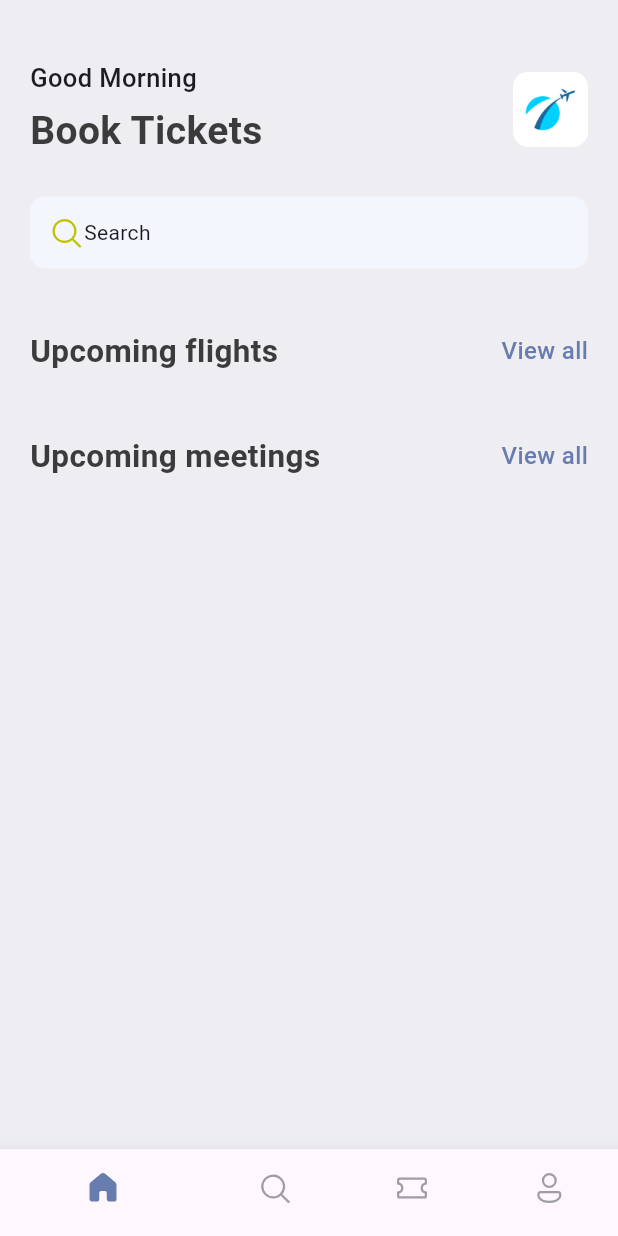
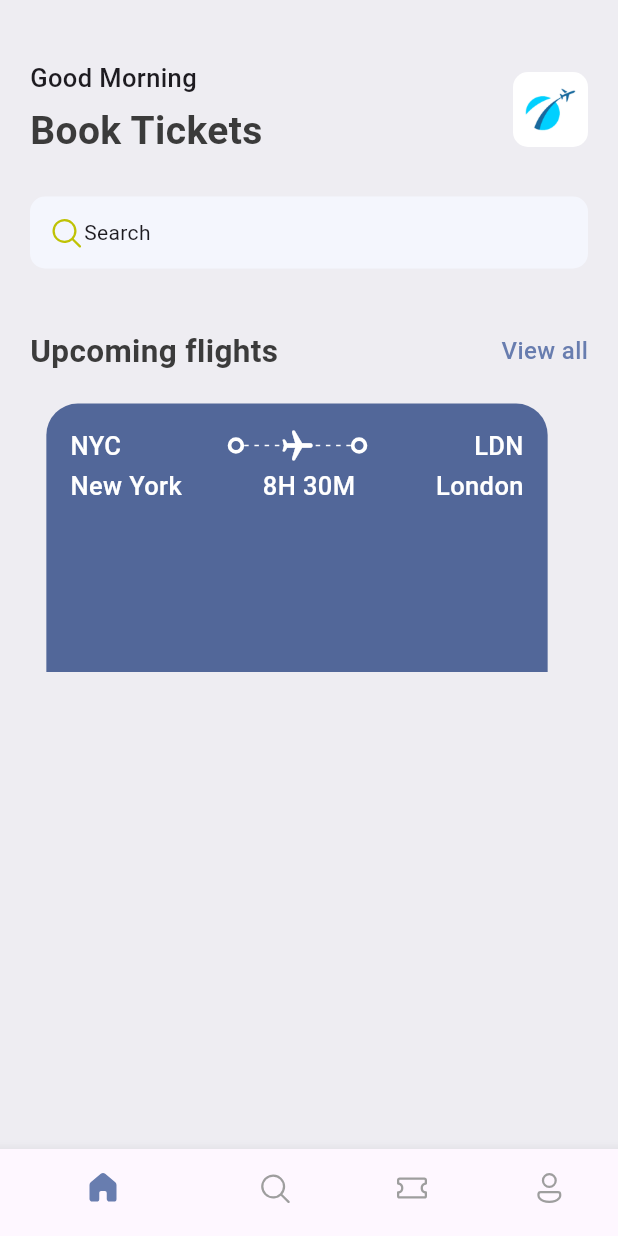
Before and after one commit to KaungMinSett/ticket_app, a Flutter app: the screen it shows after launch, on a phone screen of 412 x 824 dp. Run offline on Flutter 3.47's test engine with Material 3 defaults, Android fonts, the phone set to English and light mode, and no system bars; our stand-ins replace fluentui_icons.

Commit message:
ticket widget added

```diff
--- a/lib/base/res/styles/app_styles.dart
+++ b/lib/base/res/styles/app_styles.dart
@@ -6,6 +6,7 @@ class AppStyles {
   static Color primaryColor = primary;
   static Color textColor = const Color(0xff3b3b3b);
   static Color bgColor = const Color(0xffeeedf2);
+  static Color ticketBlue = const Color(0xff526799);
 
 
   static TextStyle headlineStyle1 = TextStyle(
--- /dev/null
+++ b/lib/base/widgets/app_layoutbuilder_widget.dart
@@ -0,0 +1,26 @@
+import 'package:flutter/cupertino.dart';
+import 'package:flutter/material.dart';
+
+class AppLayoutBuilderWidget extends StatelessWidget {
+  final int randomDivider;
+  const AppLayoutBuilderWidget({super.key, required this.randomDivider});
+
+  @override
+  Widget build(BuildContext context) {
+    return LayoutBuilder(builder: (BuildContext context, BoxConstraints constraints){
+      return Flex(
+        mainAxisAlignment: MainAxisAlignment.spaceBetween,
+        direction: Axis.horizontal,
+        children: List.generate((constraints.constrainWidth()/randomDivider).floor(), (index) => SizedBox(
+          width: 3,
+          height: 1,
+          child: DecoratedBox(
+            decoration: BoxDecoration(
+              color: Colors.white,
+            ),
+          ),
+        ))
+      );
+    });
+  }
+}
--- /dev/null
+++ b/lib/base/widgets/big_dot.dart
@@ -0,0 +1,18 @@
+import 'package:flutter/cupertino.dart';
+import 'package:flutter/material.dart';
+
+class BigDot extends StatelessWidget {
+  const BigDot({super.key});
+
+  @override
+  Widget build(BuildContext context) {
+    return Container(
+      padding: EdgeInsets.all(3),
+      decoration: BoxDecoration(
+        border: Border.all(width: 2.5, color: Colors.white
+        ),
+        borderRadius: BorderRadius.circular(20)
+      ),
+    );
+  }
+}
--- /dev/null
+++ b/lib/base/widgets/ticket_view.dart
@@ -0,0 +1,103 @@
+import 'package:flutter/cupertino.dart';
+import 'package:flutter/material.dart';
+import 'package:ticket_app/base/res/styles/app_styles.dart';
+import 'package:ticket_app/base/widgets/app_layoutbuilder_widget.dart';
+import 'package:ticket_app/base/widgets/big_dot.dart';
+
+class TicketView extends StatelessWidget {
+  const TicketView({super.key});
+
+  @override
+  Widget build(BuildContext context) {
+    final size = MediaQuery.of(context).size;
+    return SizedBox(
+      width: size.width*0.85,
+      height: 179,
+      child: Container(
+        margin: EdgeInsets.only(right: 16),
+        padding: EdgeInsets.all(16),
+        decoration: BoxDecoration(
+          color: AppStyles.ticketBlue,
+          borderRadius: const BorderRadius.only(
+              topLeft: Radius.circular(21)
+              , topRight: Radius.circular(21))
+        ),
+        child: Column(
+          children: <Widget>[
+            // departure & destination code and icon
+            Row(
+              children: [
+                Text(
+                    "NYC",
+                   style: AppStyles.headlineStyle3.copyWith(color: Colors.white) ,
+                ),
+                Expanded(child: Container(
+
+                )),
+                const BigDot(),
+                Expanded (child: Stack(
+                  children: [
+                    SizedBox(
+                      height: 24,
+                      child: AppLayoutBuilderWidget(randomDivider: 6,),
+                    ),
+                    Center(
+                      child: Transform.rotate(
+
+
+                        angle: 1.57,
+                        child: Icon(
+                          Icons.local_airport_rounded, color: Colors.white,
+                        ),
+                      )
+                    )
+
+                  ],
+
+                )),
+                const BigDot(),
+                Expanded(child: Container(
+
+                )),
+                Text(
+                  "LDN",
+                  style: AppStyles.headlineStyle3.copyWith(color: Colors.white) ,
+                ),
+
+              ],
+            ),
+            const SizedBox(height: 3,),
+            // departure & destination place and time
+            Row(
+              children: [
+                Text(
+                  "New York",
+                  style: AppStyles.headlineStyle3.copyWith(color: Colors.white) ,
+                ),
+                Expanded(child: Container(
+
+                )),
+
+                Text(
+                  "8H 30M",
+                  style: AppStyles.headlineStyle3.copyWith(color: Colors.white) ,
+                ),
+                Expanded(child: Container(
+
+                )),
+                Text(
+                  "London",
+                  style: AppStyles.headlineStyle3.copyWith(color: Colors.white) ,
+                ),
+
+              ],
+            ),
+
+
+          ],
+        ),
+      ),
+
+    );
+  }
+}
--- a/lib/screens/home_screen.dart
+++ b/lib/screens/home_screen.dart
@@ -4,6 +4,7 @@ import 'package:flutter/material.dart';
 import 'package:ticket_app/base/res/media.dart';
 import 'package:ticket_app/base/res/styles/app_styles.dart';
 import 'package:ticket_app/base/widgets/app_double_text.dart';
+import 'package:ticket_app/base/widgets/ticket_view.dart';
 
 class HomeScreen extends StatelessWidget {
   const HomeScreen({super.key});
@@ -75,8 +76,11 @@ class HomeScreen extends StatelessWidget {
                 ),
                 const SizedBox(height: 40,),
                 AppDoubleText(bigText: 'Upcoming flights',smallText: 'View all',),
-                const SizedBox(height: 40,),
-                AppDoubleText(bigText: 'Upcoming meetings',smallText: 'View all',)
+                const SizedBox(height: 20,),
+
+               TicketView(
+
+               )
 
               ],
             ),
```
